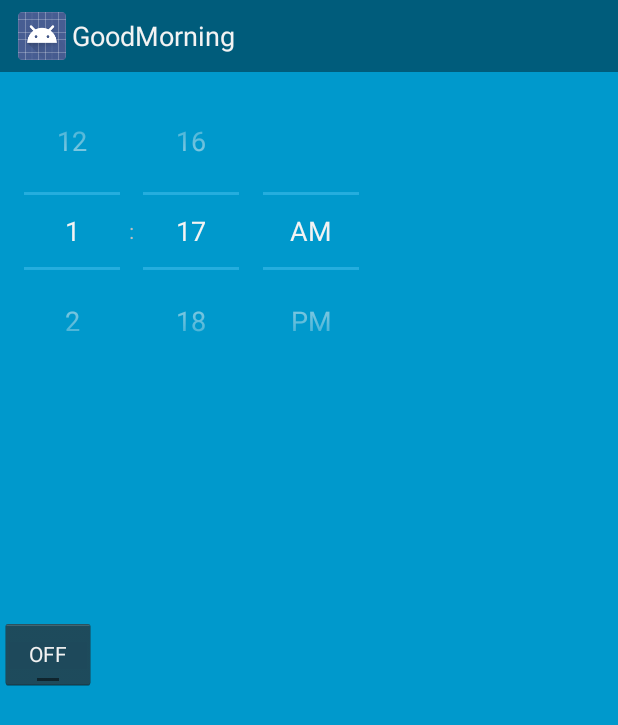
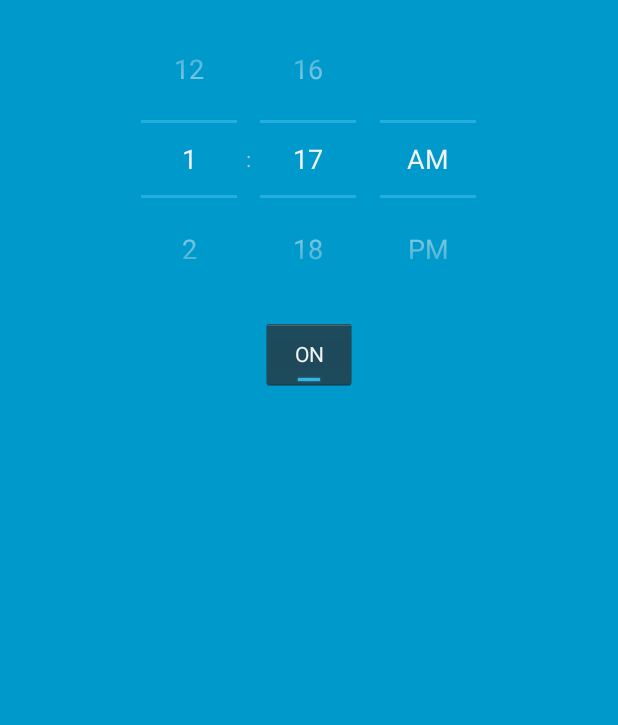
Before and after one commit to nikki603/MorningApp, an Android app: the screen it shows after launch (AlarmActivity before the commit, AlarmMainActivity after it), on a phone screen of 412 x 824 dp. Shown: the top 725 px of the screen. Run offline under Robolectric (Android 15) with nearby library versions, the phone set to English and light mode, and no system bars.

Commit message:
alarm start and stop
alarm starts automatically after 5 seconds.

```diff
--- /dev/null
+++ b/GoodMorning/app/src/main/java/com/example/nicole/goodmorning/AlarmMainActivity.java
@@ -0,0 +1,38 @@
+package com.example.nicole.goodmorning;
+
+import android.app.Activity;
+import android.app.AlarmManager;
+import android.app.PendingIntent;
+import android.content.Intent;
+import android.os.Bundle;
+import android.view.Window;
+import android.widget.ToggleButton;
+
+import java.util.Calendar;
+
+public class AlarmMainActivity extends Activity {
+    ToggleButton alarmToggle;
+
+    @Override
+    public void onCreate(Bundle savedInstanceState) {
+        super.onCreate(savedInstanceState);
+            this.requestWindowFeature(Window.FEATURE_NO_TITLE);
+       setContentView(R.layout.main);
+        alarmToggle = (ToggleButton) findViewById(R.id.alarmToggle);
+        alarmToggle.setChecked(true);
+
+        //Create an offset from the current time in which the alarm will go off.
+        Calendar cal = Calendar.getInstance();
+        cal.add(Calendar.SECOND, 5);
+
+        //Create a new PendingIntent and add it to the AlarmManager
+        Intent intent = new Intent(this, AlarmReceiverActivity.class);
+        PendingIntent pendingIntent = PendingIntent.getActivity(this,
+            12345, intent, PendingIntent.FLAG_CANCEL_CURRENT);
+        AlarmManager am =
+            (AlarmManager)getSystemService(Activity.ALARM_SERVICE);
+        am.set(AlarmManager.RTC_WAKEUP, cal.getTimeInMillis(),
+                pendingIntent);
+    }
+
+}
--- /dev/null
+++ b/GoodMorning/app/src/main/res/layout/main.xml
@@ -0,0 +1,41 @@
+<?xml version="1.0" encoding="utf-8"?>
+<RelativeLayout xmlns:android="http://schemas.android.com/apk/res/android"
+    android:orientation="vertical"
+    android:background="#0099cc"
+    android:layout_width="fill_parent"
+    android:layout_height="fill_parent"
+    android:gravity="center">
+
+    <!--Alarm Time chooser -->
+    <TimePicker
+        android:layout_width="wrap_content"
+        android:layout_height="wrap_content"
+        android:id="@+id/alarmTimePicker"
+        android:layout_alignParentTop="true"
+        android:layout_centerHorizontal="true" />
+
+    <!-- Alarm text message -->
+    <TextView
+        android:layout_width="wrap_content"
+        android:layout_height="wrap_content"
+        android:textAppearance="?android:attr/textAppearanceLarge"
+        android:text=""
+        android:id="@+id/test"
+        android:layout_alignParentBottom="true"
+        android:layout_centerHorizontal="true"
+        android:layout_marginTop="200dp"
+        android:layout_below="@+id/alarmToggle"
+        android:layout_marginLeft="20dp" />
+
+    <ToggleButton
+        android:layout_width="wrap_content"
+        android:layout_height="wrap_content"
+        android:text="Alarm On/Off"
+        android:id="@+id/alarmToggle"
+        android:layout_centerHorizontal="true"
+        android:layout_below="@+id/alarmTimePicker"
+        android:onClick="onToggleClicked"
+        android:layout_gravity="left|center_vertical" />
+
+
+</RelativeLayout>
--- a/GoodMorning/app/src/main/res/values/strings.xml
+++ b/GoodMorning/app/src/main/res/values/strings.xml
@@ -1,4 +1,6 @@
 <resources>
     <string name="app_name">GoodMorning</string>
     <string name="action_settings">Settings</string>
+    <string name="alarm_hello">The alarm will start in 15 seconds.</string>
+    <string name="stop_alarm">Stop Alarm</string>
 </resources>
```
Also changed, not shown: GoodMorning/app/src/main/AndroidManifest.xml (+6 -5 lines), GoodMorning/app/src/main/java/com/example/nicole/goodmorning/AlarmActivity.java (+57 -3 lines), GoodMorning/app/src/main/java/com/example/nicole/goodmorning/AlarmReceiverActivity.java (added, +79 -0 lines), GoodMorning/app/src/main/res/layout/activity_fullscreen.xml (+11 -0 lines), GoodMorning/app/src/main/res/layout/alarm.xml (added, +14 -0 lines).
